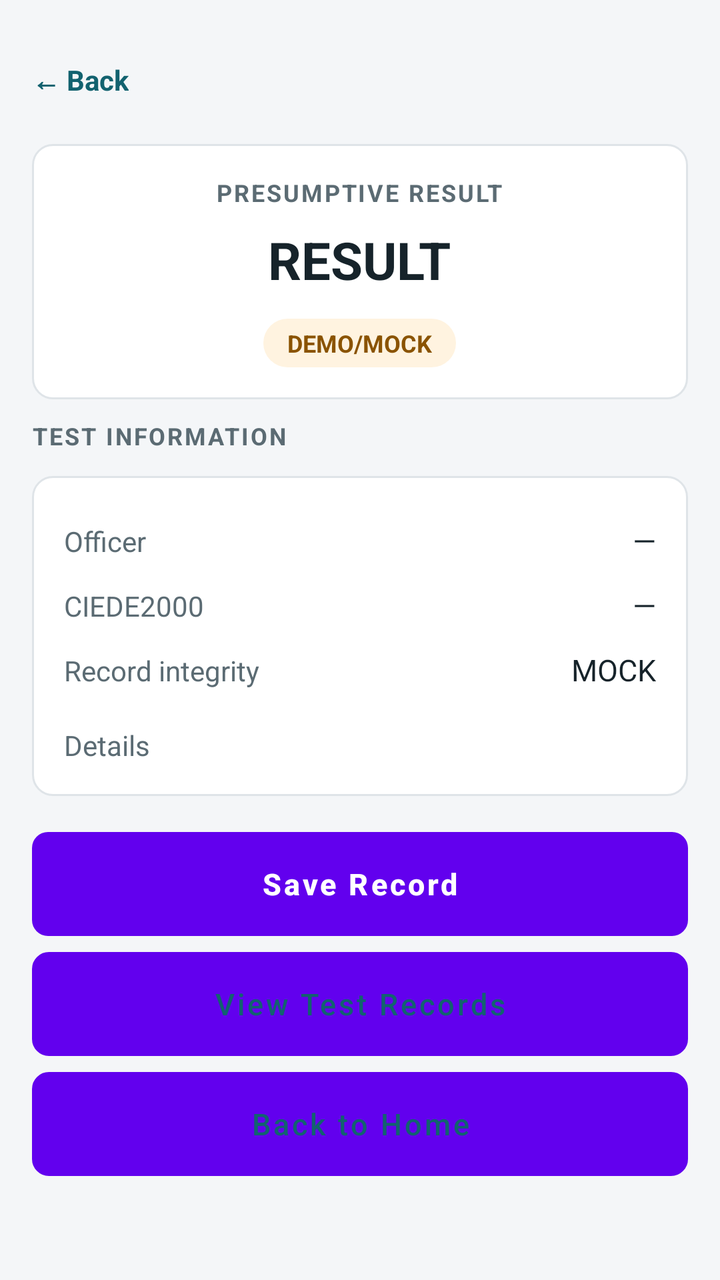
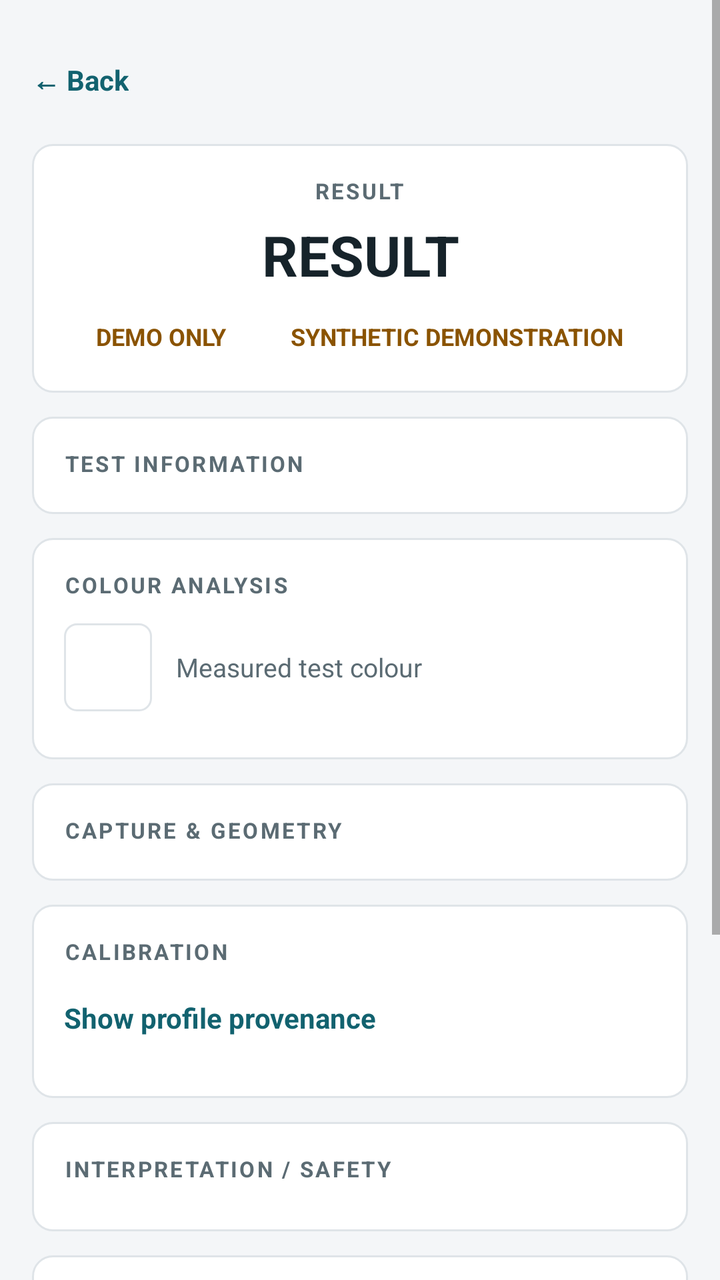

Two renders of the same Android screen: before a commit and after it. Below are the layout's source before the change and the commit's diff.
<!-- AndroidManifest.xml: fallback theme Theme.MaterialComponents.DayNight.NoActionBar -->
<!-- res/layout/activity_result.xml -->
<?xml version="1.0" encoding="utf-8"?>
<ScrollView xmlns:android="http://schemas.android.com/apk/res/android"
    android:layout_width="match_parent"
    android:layout_height="match_parent"
    android:background="@color/background"
    android:fitsSystemWindows="true"
    android:fillViewport="true">

    <LinearLayout
        android:layout_width="match_parent"
        android:layout_height="wrap_content"
        android:orientation="vertical"
        android:padding="@dimen/screen_margin">

        <TextView
            android:id="@+id/tvBack"
            style="@style/Text.BackLink"
            android:layout_width="wrap_content"
            android:layout_height="wrap_content"
            android:contentDescription="@string/common_back"
            android:text="@string/common_back" />

        
        <LinearLayout
            style="@style/Widget.Card"
            android:layout_width="match_parent"
            android:layout_height="wrap_content"
            android:layout_marginTop="@dimen/item_gap"
            android:gravity="center_horizontal">

            <TextView
                style="@style/Text.SectionLabel"
                android:layout_width="wrap_content"
                android:layout_height="wrap_content"
                android:text="PRESUMPTIVE RESULT" />

            <TextView
                android:id="@+id/tvResult"
                style="@style/Text.ResultValue"
                android:layout_width="wrap_content"
                android:layout_height="wrap_content"
                android:layout_marginTop="@dimen/item_gap"
                android:text="RESULT" />

            <TextView
                android:id="@+id/tvDemo"
                style="@style/Text.Pill"
                android:layout_width="wrap_content"
                android:layout_height="wrap_content"
                android:layout_marginTop="12dp"
                android:background="@drawable/bg_pill"
                android:backgroundTint="@color/demo_bg"
                android:text="DEMO/MOCK"
                android:textColor="@color/demo_text" />
        </LinearLayout>

        <TextView
            style="@style/Text.SectionLabel"
            android:layout_width="wrap_content"
            android:layout_height="wrap_content"
            android:layout_marginBottom="12dp"
            android:text="TEST INFORMATION" />

        <LinearLayout
            style="@style/Widget.Card"
            android:layout_width="match_parent"
            android:layout_height="wrap_content">

            <LinearLayout
                style="@style/Widget.Row"
                android:layout_width="match_parent"
                android:layout_height="wrap_content">

                <TextView
                    style="@style/Text.RowLabel"
                    android:layout_width="0dp"
                    android:layout_height="wrap_content"
                    android:layout_weight="1"
                    android:text="Officer" />

                <TextView
                    android:id="@+id/tvOfficer"
                    style="@style/Text.RowValue"
                    android:layout_width="wrap_content"
                    android:layout_height="wrap_content"
                    android:text="—" />
            </LinearLayout>

            <LinearLayout
                style="@style/Widget.Row"
                android:layout_width="match_parent"
                android:layout_height="wrap_content">

                <TextView
                    style="@style/Text.RowLabel"
                    android:layout_width="0dp"
                    android:layout_height="wrap_content"
                    android:layout_weight="1"
                    android:text="CIEDE2000" />

                <TextView
                    android:id="@+id/tvDeltaE"
                    style="@style/Text.RowValue"
                    android:layout_width="wrap_content"
                    android:layout_height="wrap_content"
                    android:text="—" />
            </LinearLayout>

            <LinearLayout
                style="@style/Widget.Row"
                android:layout_width="match_parent"
                android:layout_height="wrap_content">

                <TextView
                    style="@style/Text.RowLabel"
                    android:layout_width="0dp"
                    android:layout_height="wrap_content"
                    android:layout_weight="1"
                    android:text="Record integrity" />

                <TextView
                    android:id="@+id/tvIntegrity"
                    style="@style/Text.RowValue"
                    android:layout_width="wrap_content"
                    android:layout_height="wrap_content"
                    android:text="MOCK" />
            </LinearLayout>

            <TextView
                android:id="@+id/tvDetails"
                style="@style/Text.Support"
                android:layout_width="match_parent"
                android:layout_height="wrap_content"
                android:layout_marginTop="12dp"
                android:text="Details" />
        </LinearLayout>

        <Button
            android:id="@+id/btnSave"
            style="@style/Widget.Button.Primary"
            android:layout_width="match_parent"
            android:layout_height="@dimen/button_height"
            android:layout_marginTop="@dimen/item_gap"
            android:text="Save Record" />

        <Button
            android:id="@+id/btnViewRecords"
            style="@style/Widget.Button.Secondary"
            android:layout_width="match_parent"
            android:layout_height="@dimen/button_height"
            android:layout_marginTop="@dimen/item_gap"
            android:text="View Test Records" />

        <Button
            android:id="@+id/btnHome"
            style="@style/Widget.Button.Secondary"
            android:layout_width="match_parent"
            android:layout_height="@dimen/button_height"
            android:layout_marginTop="@dimen/item_gap"
            android:text="Back to Home" />

    </LinearLayout>
</ScrollView>
<!-- resources referenced by this layout -->
<resources>
  <color name="background">#F4F6F8</color>
  <color name="demo_bg">#FFF3E0</color>
  <color name="demo_text">#8A5300</color>
  <dimen name="button_height">52dp</dimen>
  <dimen name="item_gap">8dp</dimen>
  <dimen name="screen_margin">16dp</dimen>
  <!-- drawable bg_pill (drawable) -->
  <?xml version="1.0" encoding="utf-8"?>
  <shape xmlns:android="http://schemas.android.com/apk/res/android"
      android:shape="rectangle">
      <solid android:color="@color/surface" />
      <corners android:radius="20dp" />
  </shape>
  <string name="common_back">← Back</string>
  <style name="Text.Pill" parent="">
          <item name="android:textSize">12sp</item>
          <item name="android:textStyle">bold</item>
          <item name="android:paddingLeft">12dp</item>
          <item name="android:paddingRight">12dp</item>
          <item name="android:paddingTop">4dp</item>
          <item name="android:paddingBottom">4dp</item>
      </style>
  <style name="Text.ResultValue" parent="">
          <item name="android:textSize">26sp</item>
          <item name="android:textStyle">bold</item>
          <item name="android:textColor">@color/text_primary</item>
      </style>
  <style name="Text.RowLabel" parent="">
          <item name="android:textSize">14sp</item>
          <item name="android:textColor">@color/text_secondary</item>
      </style>
  <style name="Text.RowValue" parent="">
          <item name="android:textSize">15sp</item>
          <item name="android:textColor">@color/text_primary</item>
      </style>
  <style name="Text.SectionLabel" parent="">
          <item name="android:textSize">12sp</item>
          <item name="android:textStyle">bold</item>
          <item name="android:textColor">@color/text_secondary</item>
          <item name="android:letterSpacing">0.08</item>
      </style>
  <style name="Text.Support" parent="">
          <item name="android:textSize">14sp</item>
          <item name="android:textColor">@color/text_secondary</item>
          <item name="android:lineSpacingMultiplier">1.2</item>
      </style>
  <style name="Widget.Card" parent="">
          <item name="android:background">@drawable/bg_card</item>
          <item name="android:padding">@dimen/card_padding</item>
          <item name="android:layout_marginBottom">@dimen/card_gap</item>
          <item name="android:orientation">vertical</item>
      </style>
  <style name="Widget.Row" parent="">
          <item name="android:layout_width">match_parent</item>
          <item name="android:layout_height">wrap_content</item>
          <item name="android:orientation">horizontal</item>
          <item name="android:paddingTop">6dp</item>
          <item name="android:paddingBottom">6dp</item>
      </style>
  <color name="surface">#FFFFFF</color>
  <color name="primary">#12626F</color>
  <dimen name="touch_target">48dp</dimen>
  <color name="text_primary">#16232A</color>
  <color name="text_secondary">#5B6B73</color>
  <!-- drawable bg_button_primary (drawable) -->
  <?xml version="1.0" encoding="utf-8"?>
  <shape xmlns:android="http://schemas.android.com/apk/res/android"
      android:shape="rectangle">
      <solid android:color="@color/primary" />
      <corners android:radius="@dimen/button_radius" />
  </shape>
  <color name="on_primary">#FFFFFF</color>
  <!-- drawable bg_card (drawable) -->
  <?xml version="1.0" encoding="utf-8"?>
  <shape xmlns:android="http://schemas.android.com/apk/res/android"
      android:shape="rectangle">
      <solid android:color="@color/surface" />
      <stroke
          android:width="1dp"
          android:color="@color/divider" />
      <corners android:radius="@dimen/card_radius" />
  </shape>
  <dimen name="card_padding">16dp</dimen>
  <dimen name="card_gap">10dp</dimen>
  <dimen name="button_radius">8dp</dimen>
  <color name="divider">#DFE4E8</color>
  <dimen name="card_radius">10dp</dimen>
  <!-- unchanged entries left out for length: 4 -->
</resources>

<!-- the commit's change to res/layout/activity_result.xml (unified diff, before → after) -->
@@ -32,107 +32,204 @@
                 style="@style/Text.SectionLabel"
                 android:layout_width="wrap_content"
                 android:layout_height="wrap_content"
-                android:text="PRESUMPTIVE RESULT" />
+                android:text="RESULT" />
 
             <TextView
                 android:id="@+id/tvResult"
                 style="@style/Text.ResultValue"
-                android:layout_width="wrap_content"
-                android:layout_height="wrap_content"
-                android:layout_marginTop="@dimen/item_gap"
+                android:layout_width="match_parent"
+                android:layout_height="wrap_content"
+                android:layout_marginTop="6dp"
+                android:gravity="center"
                 android:text="RESULT" />
 
-            <TextView
-                android:id="@+id/tvDemo"
-                style="@style/Text.Pill"
-                android:layout_width="wrap_content"
+            
+            <LinearLayout
+                android:layout_width="wrap_content"
+                android:layout_height="wrap_content"
+                android:layout_marginTop="10dp"
+                android:orientation="horizontal">
+
+                <TextView
+                    android:id="@+id/tvDemo"
+                    style="@style/Text.Pill"
+                    android:layout_width="wrap_content"
+                    android:layout_height="wrap_content"
+                    android:background="@drawable/bg_pill"
+                    android:text="DEMO ONLY"
+                    android:textColor="@color/demo_text" />
+
+                <TextView
+                    android:id="@+id/tvDemoSecond"
+                    style="@style/Text.Pill"
+                    android:layout_width="wrap_content"
+                    android:layout_height="wrap_content"
+                    android:layout_marginStart="8dp"
+                    android:background="@drawable/bg_pill"
+                    android:text="SYNTHETIC DEMONSTRATION"
+                    android:textColor="@color/demo_text" />
+            </LinearLayout>
+        </LinearLayout>
+
+        
+        <LinearLayout
+            style="@style/Widget.Card"
+            android:layout_width="match_parent"
+            android:layout_height="wrap_content">
+
+            <TextView
+                style="@style/Text.SectionLabel"
+                android:layout_width="wrap_content"
+                android:layout_height="wrap_content"
+                android:text="TEST INFORMATION" />
+
+            <LinearLayout
+                android:id="@+id/rowsTestInfo"
+                android:layout_width="match_parent"
+                android:layout_height="wrap_content"
+                android:layout_marginTop="@dimen/row_gap"
+                android:orientation="vertical" />
+        </LinearLayout>
+
+        
+        <LinearLayout
+            style="@style/Widget.Card"
+            android:layout_width="match_parent"
+            android:layout_height="wrap_content">
+
+            <TextView
+                style="@style/Text.SectionLabel"
+                android:layout_width="wrap_content"
+                android:layout_height="wrap_content"
+                android:text="COLOUR ANALYSIS" />
+
+            
+            <LinearLayout
+                android:id="@+id/swatchRow"
+                android:layout_width="match_parent"
                 android:layout_height="wrap_content"
                 android:layout_marginTop="12dp"
-                android:background="@drawable/bg_pill"
-                android:backgroundTint="@color/demo_bg"
-                android:text="DEMO/MOCK"
-                android:textColor="@color/demo_text" />
-        </LinearLayout>
-
-        <TextView
-            style="@style/Text.SectionLabel"
-            android:layout_width="wrap_content"
-            android:layout_height="wrap_content"
-            android:layout_marginBottom="12dp"
-            android:text="TEST INFORMATION" />
-
-        <LinearLayout
-            style="@style/Widget.Card"
-            android:layout_width="match_parent"
-            android:layout_height="wrap_content">
-
-            <LinearLayout
-                style="@style/Widget.Row"
-                android:layout_width="match_parent"
-                android:layout_height="wrap_content">
+                android:gravity="center_vertical"
+                android:orientation="horizontal">
+
+                <View
+                    android:id="@+id/viewTestSwatch"
+                    android:layout_width="@dimen/swatch_size"
+                    android:layout_height="@dimen/swatch_size"
+                    android:background="@drawable/bg_swatch"
+                    android:contentDescription="@string/result_swatch_description" />
 
                 <TextView
-                    style="@style/Text.RowLabel"
+                    style="@style/Text.Support"
                     android:layout_width="0dp"
                     android:layout_height="wrap_content"
+                    android:layout_marginStart="12dp"
                     android:layout_weight="1"
-                    android:text="Officer" />
-
-                <TextView
-                    android:id="@+id/tvOfficer"
-                    style="@style/Text.RowValue"
-                    android:layout_width="wrap_content"
-                    android:layout_height="wrap_content"
-                    android:text="—" />
+                    android:text="@string/result_swatch_caption" />
             </LinearLayout>
 
             <LinearLayout
-                style="@style/Widget.Row"
-                android:layout_width="match_parent"
-                android:layout_height="wrap_content">
-
-                <TextView
-                    style="@style/Text.RowLabel"
-                    android:layout_width="0dp"
-                    android:layout_height="wrap_content"
-                    android:layout_weight="1"
-                    android:text="CIEDE2000" />
-
-                <TextView
-                    android:id="@+id/tvDeltaE"
-                    style="@style/Text.RowValue"
-                    android:layout_width="wrap_content"
-                    android:layout_height="wrap_content"
-                    android:text="—" />
-            </LinearLayout>
-
-            <LinearLayout
-                style="@style/Widget.Row"
-                android:layout_width="match_parent"
-                android:layout_height="wrap_content">
-
-                <TextView
-                    style="@style/Text.RowLabel"
-                    android:layout_width="0dp"
-                    android:layout_height="wrap_content"
-                    android:layout_weight="1"
-                    android:text="Record integrity" />
-
-                <TextView
-                    android:id="@+id/tvIntegrity"
-                    style="@style/Text.RowValue"
-                    android:layout_width="wrap_content"
-                    android:layout_height="wrap_content"
-                    android:text="MOCK" />
-            </LinearLayout>
-
-            <TextView
-                android:id="@+id/tvDetails"
-                style="@style/Text.Support"
-                android:layout_width="match_parent"
-                android:layout_height="wrap_content"
-                android:layout_marginTop="12dp"
-                android:text="Details" />
+                android:id="@+id/rowsColour"
+                android:layout_width="match_parent"
+                android:layout_height="wrap_content"
+                android:layout_marginTop="@dimen/item_gap"
+                android:orientation="vertical" />
+        </LinearLayout>
+
+        
+        <LinearLayout
+            style="@style/Widget.Card"
+            android:layout_width="match_parent"
+            android:layout_height="wrap_content">
+
+            <TextView
+                style="@style/Text.SectionLabel"
+                android:layout_width="wrap_content"
+                android:layout_height="wrap_content"
+                android:text="CAPTURE &amp; GEOMETRY" />
+
+            <LinearLayout
+                android:id="@+id/rowsGeometry"
+                android:layout_width="match_parent"
+                android:layout_height="wrap_content"
+                android:layout_marginTop="@dimen/row_gap"
+                android:orientation="vertical" />
+        </LinearLayout>
+
+        
+        <LinearLayout
+            style="@style/Widget.Card"
+            android:layout_width="match_parent"
+            android:layout_height="wrap_content">
+
+            <TextView
+                style="@style/Text.SectionLabel"
+                android:layout_width="wrap_content"
+                android:layout_height="wrap_content"
+                android:text="CALIBRATION" />
+
+            <LinearLayout
+                android:id="@+id/rowsCalibration"
+                android:layout_width="match_parent"
+                android:layout_height="wrap_content"
+                android:layout_marginTop="@dimen/row_gap"
+                android:orientation="vertical" />
+
+            
+            <TextView
+                android:id="@+id/tvProvenanceToggle"
+                style="@style/Text.BackLink"
+                android:layout_width="match_parent"
+                android:layout_height="wrap_content"
+                android:text="@string/result_show_provenance" />
+
+            <TextView
+                android:id="@+id/tvProvenance"
+                style="@style/Text.Body"
+                android:layout_width="match_parent"
+                android:layout_height="wrap_content"
+                android:paddingBottom="6dp"
+                android:visibility="gone" />
+        </LinearLayout>
+
+        
+        <LinearLayout
+            style="@style/Widget.Card"
+            android:layout_width="match_parent"
+            android:layout_height="wrap_content">
+
+            <TextView
+                style="@style/Text.SectionLabel"
+                android:layout_width="wrap_content"
+                android:layout_height="wrap_content"
+                android:text="INTERPRETATION / SAFETY" />
+
+            <LinearLayout
+                android:id="@+id/rowsInterpretation"
+                android:layout_width="match_parent"
+                android:layout_height="wrap_content"
+                android:layout_marginTop="@dimen/item_gap"
+                android:orientation="vertical" />
+        </LinearLayout>
+
+        
+        <LinearLayout
+            style="@style/Widget.Card"
+            android:layout_width="match_parent"
+            android:layout_height="wrap_content">
+
+            <TextView
+                style="@style/Text.SectionLabel"
+                android:layout_width="wrap_content"
+                android:layout_height="wrap_content"
+                android:text="RECORD INTEGRITY" />
+
+            <LinearLayout
+                android:id="@+id/rowsIntegrity"
+                android:layout_width="match_parent"
+                android:layout_height="wrap_content"
+                android:layout_marginTop="@dimen/row_gap"
+                android:orientation="vertical" />
         </LinearLayout>
 
         <Button
@@ -140,7 +237,6 @@
             style="@style/Widget.Button.Primary"
             android:layout_width="match_parent"
             android:layout_height="@dimen/button_height"
-            android:layout_marginTop="@dimen/item_gap"
             android:text="Save Record" />
 
         <Button
<!-- resource entries referenced after the edit -->
@@ -1,11 +1,12 @@
 <!-- resources referenced by this layout -->
 <resources>
   <color name="background">#F4F6F8</color>
-  <color name="demo_bg">#FFF3E0</color>
   <color name="demo_text">#8A5300</color>
   <dimen name="button_height">52dp</dimen>
   <dimen name="item_gap">8dp</dimen>
+  <dimen name="row_gap">2dp</dimen>
   <dimen name="screen_margin">16dp</dimen>
+  <dimen name="swatch_size">44dp</dimen>
   <!-- drawable bg_pill (drawable) -->
   <?xml version="1.0" encoding="utf-8"?>
   <shape xmlns:android="http://schemas.android.com/apk/res/android"
@@ -13,7 +14,24 @@
       <solid android:color="@color/surface" />
       <corners android:radius="20dp" />
   </shape>
+  <!-- drawable bg_swatch (drawable) -->
+  <?xml version="1.0" encoding="utf-8"?>
+  <shape xmlns:android="http://schemas.android.com/apk/res/android"
+      android:shape="rectangle">
+      <solid android:color="@color/surface" />
+      <stroke
+          android:width="1dp"
+          android:color="@color/divider" />
+      <corners android:radius="6dp" />
+  </shape>
   <string name="common_back">← Back</string>
+  <string name="result_show_provenance">Show profile provenance</string>
+  <string name="result_swatch_caption">Measured test colour</string>
+  <string name="result_swatch_description">Swatch of the measured test colour</string>
+  <style name="Text.Body" parent="">
+          <item name="android:textSize">15sp</item>
+          <item name="android:textColor">@color/text_primary</item>
+      </style>
   <style name="Text.Pill" parent="">
           <item name="android:textSize">12sp</item>
           <item name="android:textStyle">bold</item>
@@ -23,41 +41,26 @@
           <item name="android:paddingBottom">4dp</item>
       </style>
   <style name="Text.ResultValue" parent="">
-          <item name="android:textSize">26sp</item>
+          <item name="android:textSize">28sp</item>
           <item name="android:textStyle">bold</item>
           <item name="android:textColor">@color/text_primary</item>
       </style>
-  <style name="Text.RowLabel" parent="">
-          <item name="android:textSize">14sp</item>
-          <item name="android:textColor">@color/text_secondary</item>
-      </style>
-  <style name="Text.RowValue" parent="">
-          <item name="android:textSize">15sp</item>
-          <item name="android:textColor">@color/text_primary</item>
-      </style>
   <style name="Text.SectionLabel" parent="">
-          <item name="android:textSize">12sp</item>
+          <item name="android:textSize">11sp</item>
           <item name="android:textStyle">bold</item>
           <item name="android:textColor">@color/text_secondary</item>
-          <item name="android:letterSpacing">0.08</item>
+          <item name="android:letterSpacing">0.10</item>
       </style>
   <style name="Text.Support" parent="">
-          <item name="android:textSize">14sp</item>
+          <item name="android:textSize">13sp</item>
           <item name="android:textColor">@color/text_secondary</item>
-          <item name="android:lineSpacingMultiplier">1.2</item>
+          <item name="android:lineSpacingMultiplier">1.25</item>
       </style>
   <style name="Widget.Card" parent="">
           <item name="android:background">@drawable/bg_card</item>
           <item name="android:padding">@dimen/card_padding</item>
           <item name="android:layout_marginBottom">@dimen/card_gap</item>
           <item name="android:orientation">vertical</item>
-      </style>
-  <style name="Widget.Row" parent="">
-          <item name="android:layout_width">match_parent</item>
-          <item name="android:layout_height">wrap_content</item>
-          <item name="android:orientation">horizontal</item>
-          <item name="android:paddingTop">6dp</item>
-          <item name="android:paddingBottom">6dp</item>
       </style>
   <color name="surface">#FFFFFF</color>
   <color name="primary">#12626F</color>
@@ -83,7 +86,7 @@
       <corners android:radius="@dimen/card_radius" />
   </shape>
   <dimen name="card_padding">16dp</dimen>
-  <dimen name="card_gap">10dp</dimen>
+  <dimen name="card_gap">12dp</dimen>
   <dimen name="button_radius">8dp</dimen>
   <color name="divider">#DFE4E8</color>
   <dimen name="card_radius">10dp</dimen>
